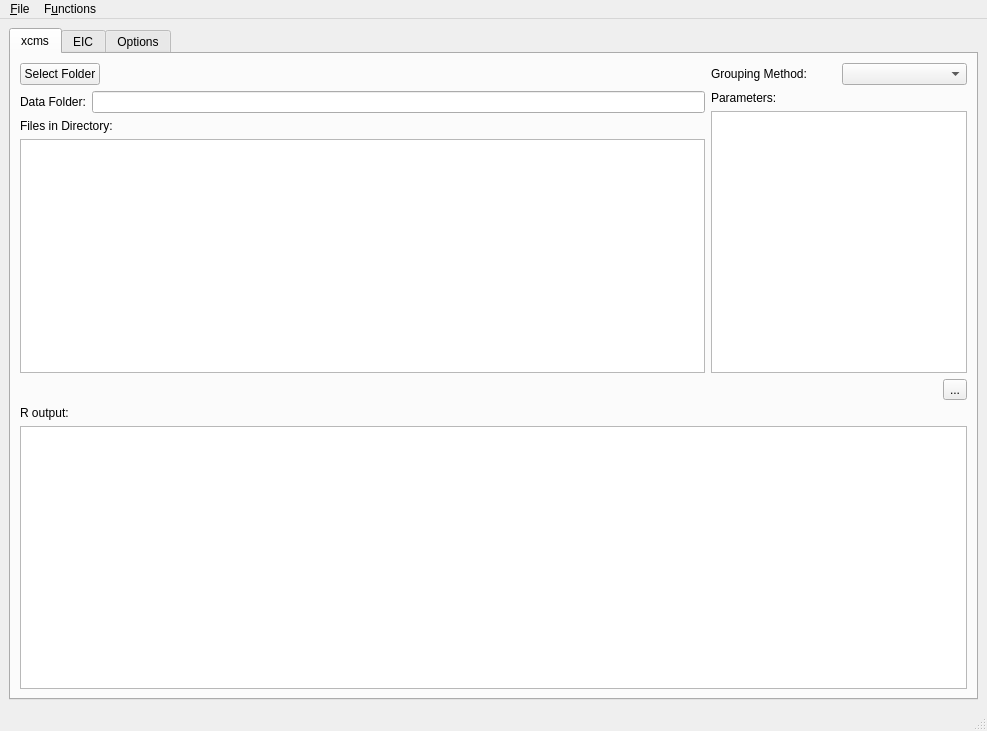
The window that pyXCMS/main.ui (mfitzp/toolz) describes before a commit, drawn with Qt 5.
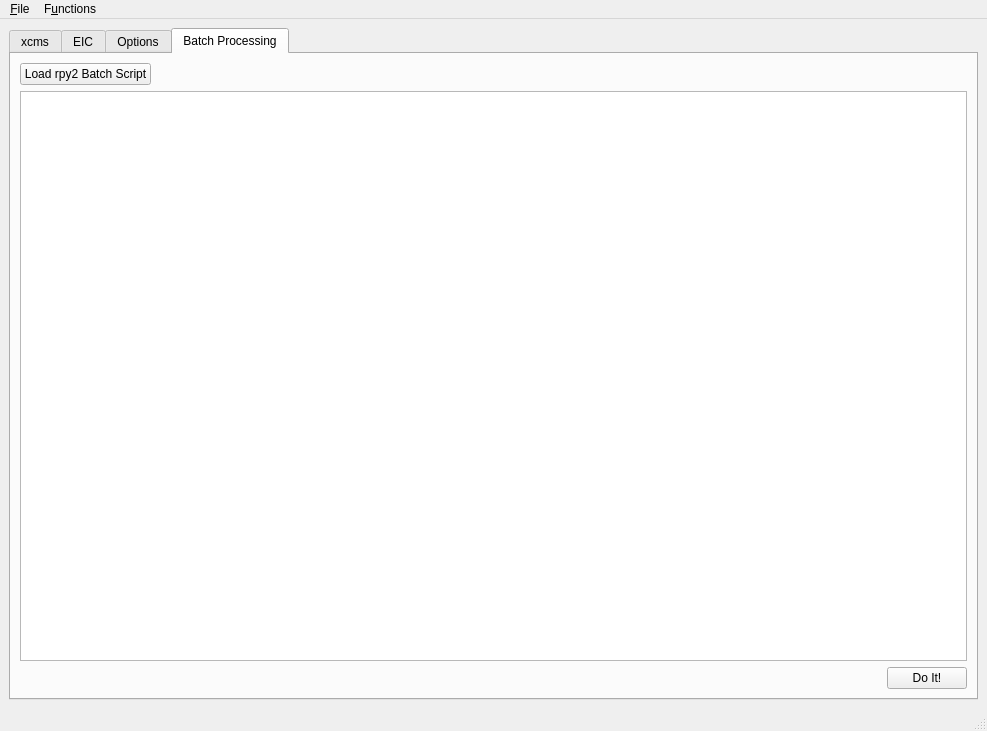
The same window after the commit. The open tabs and pages were chosen to show the change. Icons and pictures are not drawn. Custom widgets are drawn as their Qt base class.

```diff
--- a/pyXCMS/main.ui
+++ b/pyXCMS/main.ui
@@ -466,6 +466,64 @@
         </property>
        </widget>
       </widget>
+      <widget class="QWidget" name="tab_4" >
+       <attribute name="title" >
+        <string>Batch Processing</string>
+       </attribute>
+       <layout class="QVBoxLayout" >
+        <item>
+         <layout class="QHBoxLayout" >
+          <item>
+           <widget class="QPushButton" name="loadRPY2BatchBtn" >
+            <property name="text" >
+             <string>Load rpy2 Batch Script</string>
+            </property>
+           </widget>
+          </item>
+          <item>
+           <spacer>
+            <property name="orientation" >
+             <enum>Qt::Horizontal</enum>
+            </property>
+            <property name="sizeHint" >
+             <size>
+              <width>40</width>
+              <height>20</height>
+             </size>
+            </property>
+           </spacer>
+          </item>
+         </layout>
+        </item>
+        <item>
+         <widget class="QTextEdit" name="batchScriptTE" />
+        </item>
+        <item>
+         <layout class="QHBoxLayout" >
+          <item>
+           <spacer>
+            <property name="orientation" >
+             <enum>Qt::Horizontal</enum>
+            </property>
+            <property name="sizeHint" >
+             <size>
+              <width>40</width>
+              <height>20</height>
+             </size>
+            </property>
+           </spacer>
+          </item>
+          <item>
+           <widget class="QPushButton" name="runBatchBtn" >
+            <property name="text" >
+             <string>Do It!</string>
+            </property>
+           </widget>
+          </item>
+         </layout>
+        </item>
+       </layout>
+      </widget>
      </widget>
     </item>
    </layout>
```
Left out of the diff: 35 changed lines with no effect on the pictures.
